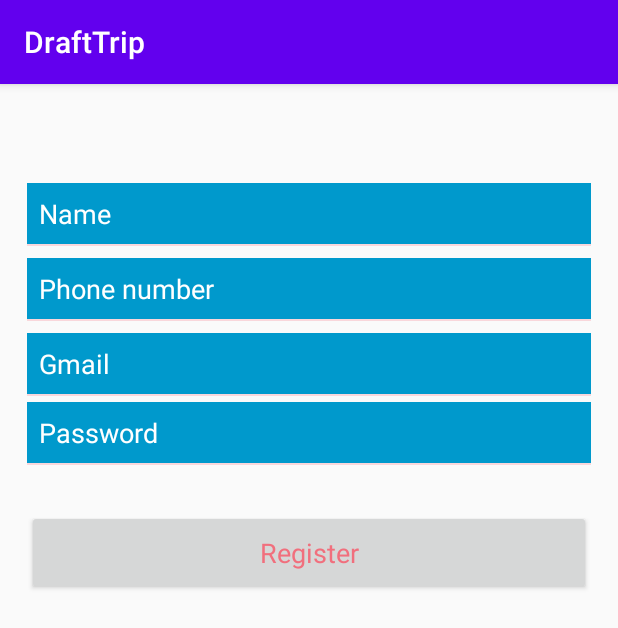
After one commit to Navan005/DraftTrip, an Android app: the RegisterActivity screen opened directly, with no data from a screen before it, on a phone screen of 412 x 824 dp. The commit adds this screen. Shown: the top 628 px of the screen. Run offline under Robolectric (Android 15) with nearby library versions, the phone set to English and light mode, and no system bars.

Commit message:
by harpal singh i connect database

```diff
--- a/app/src/main/AndroidManifest.xml
+++ b/app/src/main/AndroidManifest.xml
@@ -9,7 +9,9 @@
         android:roundIcon="@mipmap/ic_launcher_round"
         android:supportsRtl="true"
         android:theme="@style/AppTheme">
-        <activity android:name=".Signup"></activity>
+        <activity android:name=".RegisterActivity"/>
+        <activity android:name=".signin"/>
+        <activity android:name=".Signup" />
         <activity android:name=".ListActivity" />
         <activity android:name=".MainActivity">
             <intent-filter>
--- /dev/null
+++ b/app/src/main/java/com/example/drafttrip/DatabaseHelper.java
@@ -0,0 +1,30 @@
+package com.example.drafttrip;
+
+
+import android.content.Context;
+import android.database.sqlite.SQLiteDatabase;
+import android.database.sqlite.SQLiteOpenHelper;
+
+
+public class DatabaseHelper extends SQLiteOpenHelper {
+        public static final String DATABASE_NAME="register.db";
+        public static final String TABLE_NAME="registration";
+        public static final String COL_1="ID";
+        public static final String COL_2="Name";
+        public static final String COL_3="Phone";
+        public static final String COL_4="Gmail";
+        public static final String COL_5="Password";
+        public DatabaseHelper(Context context) {
+            super(context, DATABASE_NAME, null, 1);
+        }
+
+        @Override
+        public void onCreate(SQLiteDatabase db) {
+            db.execSQL("CREATE TABLE " + TABLE_NAME + " (ID INTEGER PRIMARY KEY AUTOINCREMENT,Name TEXT,Phone TEXT,Gmail TEXT,Password TEXT)");
+        }
+        @Override
+        public void onUpgrade(SQLiteDatabase db, int oldVersion, int newVersion) {
+            db.execSQL("DROP TABLE IF EXISTS " +TABLE_NAME);
+            onCreate(db);
+        }
+    }
--- /dev/null
+++ b/app/src/main/java/com/example/drafttrip/RegisterActivity.java
@@ -0,0 +1,64 @@
+package com.example.drafttrip;
+
+import android.annotation.SuppressLint;
+import android.content.ContentValues;
+import android.database.sqlite.SQLiteDatabase;
+import android.database.sqlite.SQLiteOpenHelper;
+import android.os.Bundle;
+import android.view.View;
+import android.widget.Button;
+import android.widget.EditText;
+import android.widget.Toast;
+
+import androidx.appcompat.app.AppCompatActivity;
+
+public class RegisterActivity extends AppCompatActivity {
+    private Button registerBtn;
+
+    private SQLiteOpenHelper openHelper;
+    private SQLiteDatabase db;
+    private EditText regName,regPhone,regMail,regPassword;
+    @SuppressLint("WrongViewCast")
+    @Override
+    protected void onCreate(Bundle savedInstanceState) {
+        super.onCreate(savedInstanceState);
+        setContentView(R.layout.activity_register);
+
+        openHelper = new DatabaseHelper(this);
+
+        registerBtn = findViewById(R.id.btnRegLogin);
+
+        regName = findViewById(R.id.etRegName);
+        regPhone = findViewById(R.id.etRegPhone);
+        regMail = findViewById(R.id.etRegGmail);
+        regPassword = findViewById(R.id.etRegPassword);
+
+        registerBtn.setOnClickListener(new View.OnClickListener() {
+            @Override
+            public void onClick(View v) {
+                db = openHelper.getWritableDatabase();
+                String fname = regName.getText().toString().trim();
+                String fPhone = regPhone.getText().toString().trim();
+                String fmail = regMail.getText().toString().trim();
+                String fPassword = regPassword.getText().toString().trim();
+                if (fname.isEmpty() || fPassword.isEmpty() || fmail.isEmpty() || fPhone.isEmpty()) {
+                    Toast.makeText(RegisterActivity.this, "Please fill all the details", Toast.LENGTH_SHORT).show();
+                } else {
+                    insertData(fname,fPhone,fmail,fPassword);
+                    Toast.makeText(RegisterActivity.this, "Registration Successful", Toast.LENGTH_SHORT).show();
+                }
+            }
+        });
+
+
+    }
+    public void insertData(String fname, String fPhone, String fmail, String fPassword){
+        ContentValues contentValues = new ContentValues();
+        contentValues.put(DatabaseHelper.COL_2,fname);
+        contentValues.put(DatabaseHelper.COL_3,fPhone);
+        contentValues.put(DatabaseHelper.COL_4,fmail);
+        contentValues.put(DatabaseHelper.COL_5,fPassword);
+
+        long id = db.insert(DatabaseHelper.TABLE_NAME,null,contentValues);
+    }
+}
--- /dev/null
+++ b/app/src/main/res/layout/activity_register.xml
@@ -0,0 +1,117 @@
+<?xml version="1.0" encoding="utf-8"?>
+<LinearLayout xmlns:android="http://schemas.android.com/apk/res/android"
+    xmlns:app="http://schemas.android.com/apk/res-auto"
+    xmlns:tools="http://schemas.android.com/tools"
+    android:layout_width="match_parent"
+    android:layout_height="match_parent"
+    android:orientation="vertical"
+    android:paddingBottom="16dp"
+    android:paddingLeft="18dp"
+    android:paddingRight="18dp"
+    android:paddingTop="16dp"
+    tools:context=".RegisterActivity">
+    <ScrollView
+        android:layout_width="match_parent"
+        android:layout_height="match_parent">
+
+        <LinearLayout
+            android:layout_width="match_parent"
+            android:layout_height="match_parent"
+            android:orientation="vertical">
+
+
+            <EditText
+                android:id="@+id/etRegName"
+                android:layout_width="match_parent"
+                android:layout_height="wrap_content"
+                android:layout_marginTop="50dp"
+                android:background="@android:color/holo_blue_dark"
+                android:drawablePadding="12dp"
+                android:ems="10"
+                android:hint="Name"
+                android:inputType="textEmailAddress"
+                android:maxLines="1"
+                android:padding="8dp"
+                android:textColorHint="#ffffff" />
+            <View
+                android:layout_width="match_parent"
+                android:layout_height="1dp"
+                android:background="#f9d7db" />
+
+            <EditText
+                android:id="@+id/etRegPhone"
+                android:layout_width="match_parent"
+                android:layout_height="wrap_content"
+                android:layout_marginTop="8dp"
+                android:background="@android:color/holo_blue_dark"
+                android:drawablePadding="12dp"
+                android:ems="10"
+                android:hint="Phone number"
+                android:inputType="number"
+                android:maxLines="1"
+                android:padding="8dp"
+                android:textColorHint="#ffffff" />
+            <View
+                android:layout_width="match_parent"
+                android:layout_height="1dp"
+                android:background="#f9d7db" />
+
+            <EditText
+                android:id="@+id/etRegGmail"
+                android:layout_width="match_parent"
+                android:layout_height="wrap_content"
+                android:layout_marginTop="8dp"
+                android:background="@android:color/holo_blue_dark"
+                android:drawablePadding="12dp"
+                android:ems="10"
+                android:hint="Gmail"
+                android:inputType="textEmailAddress"
+                android:maxLines="1"
+                android:padding="8dp"
+                android:textColorHint="#ffffff" />
+            <View
+                android:layout_width="match_parent"
+                android:layout_height="1dp"
+                android:background="#f9d7db" />
+
+            <EditText
+                android:id="@+id/etRegPassword"
+                android:layout_width="match_parent"
+                android:layout_height="wrap_content"
+                android:layout_marginTop="4dp"
+                android:background="@android:color/holo_blue_dark"
+                android:drawablePadding="12dp"
+                android:ems="10"
+                android:hint="Password"
+                android:inputType="textPassword"
+                android:maxLines="1"
+                android:paddingLeft="8dp"
+                android:paddingTop="8dp"
+                android:paddingRight="8dp"
+                android:paddingBottom="8dp"
+                android:textColorHint="#ffffff" />
+            <View
+                android:layout_width="match_parent"
+                android:layout_height="1dp"
+                android:background="#f9d7db" />
+            <Button
+                android:layout_width="match_parent"
+                android:layout_height="wrap_content"
+                android:id="@+id/btnRegLogin"
+
+                android:text="Register"
+                android:textAllCaps="false"
+                android:textStyle="normal"
+                android:layout_marginTop="30dp"
+                style="@style/Base.TextAppearance.AppCompat.Body1"
+                android:textSize="18sp"
+                android:textColor="#f16f7d"
+                android:padding="16dp"
+                android:clickable="true"/>
+
+        </LinearLayout>
+    </ScrollView>
+
+
+
+</LinearLayout>
```
Also changed, not shown: app/src/main/java/com/example/drafttrip/MainActivity.java (+11 -3 lines), app/src/main/java/com/example/drafttrip/signin.java (added, +72 -0 lines), app/src/main/res/layout/activity_signin.xml (added, +77 -0 lines).
